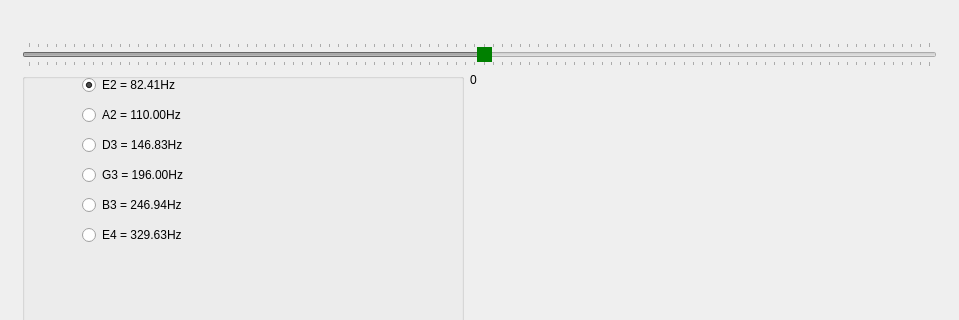
Old version of the form mainwindow.ui in the repository december0123/dzwiekspert; both pictures show x 0 to 959 and y 243 to 563 of the 959 by 650 pixel window.
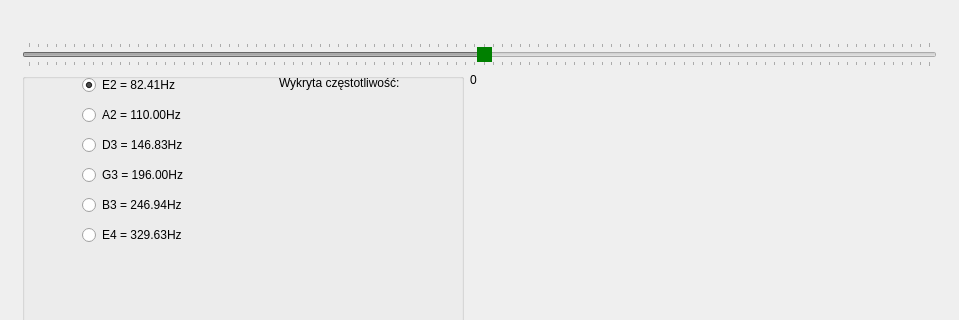
New version of the form. The open tabs and pages were chosen to show the change.

```diff
--- a/mainwindow.ui
+++ b/mainwindow.ui
@@ -112,7 +112,7 @@
             <rect>
              <x>60</x>
              <y>0</y>
-             <width>111</width>
+             <width>171</width>
              <height>24</height>
             </rect>
            </property>
@@ -128,7 +128,7 @@
             <rect>
              <x>60</x>
              <y>30</y>
-             <width>111</width>
+             <width>151</width>
              <height>24</height>
             </rect>
            </property>
@@ -141,7 +141,7 @@
             <rect>
              <x>60</x>
              <y>60</y>
-             <width>111</width>
+             <width>141</width>
              <height>24</height>
             </rect>
            </property>
@@ -154,7 +154,7 @@
             <rect>
              <x>60</x>
              <y>150</y>
-             <width>111</width>
+             <width>161</width>
              <height>24</height>
             </rect>
            </property>
@@ -167,7 +167,7 @@
             <rect>
              <x>60</x>
              <y>90</y>
-             <width>111</width>
+             <width>141</width>
              <height>24</height>
             </rect>
            </property>
@@ -180,7 +180,7 @@
             <rect>
              <x>60</x>
              <y>120</y>
-             <width>111</width>
+             <width>181</width>
              <height>24</height>
             </rect>
            </property>
@@ -188,6 +188,19 @@
             <string>B3 = 246.94Hz</string>
            </property>
           </widget>
+          <widget class="QLabel" name="label_2">
+           <property name="geometry">
+            <rect>
+             <x>257</x>
+             <y>0</y>
+             <width>161</width>
+             <height>20</height>
+            </rect>
+           </property>
+           <property name="text">
+            <string>Wykryta częstotliwość:</string>
+           </property>
+          </widget>
          </widget>
         </item>
         <item row="4" column="1">
@@ -203,13 +216,6 @@
           </property>
          </spacer>
         </item>
-        <item row="3" column="1">
-         <widget class="QLabel" name="currFreq">
-          <property name="text">
-           <string>0</string>
-          </property>
-         </widget>
-        </item>
         <item row="2" column="0" colspan="3">
          <widget class="QSlider" name="freqIndicator">
           <property name="enabled">
@@ -308,6 +314,13 @@
           </property>
          </spacer>
         </item>
+        <item row="3" column="1" colspan="2">
+         <widget class="QLabel" name="currFreq">
+          <property name="text">
+           <string>0</string>
+          </property>
+         </widget>
+        </item>
        </layout>
       </widget>
       <widget class="QWidget" name="Learning">
```
Left out of the diff: 23 changed lines with no effect on the pictures.
